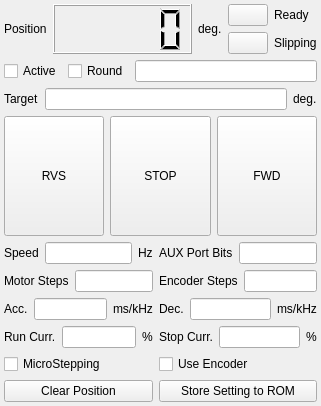
This is modules/motor/core/motorform.ui in northriv/KAME as Qt 5 draws it before an edit. The edited form follows.
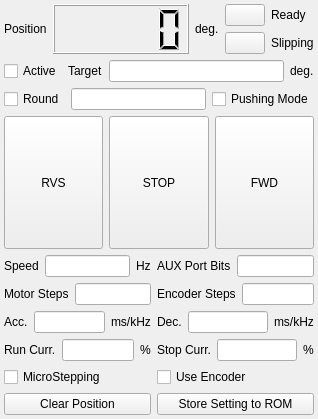
This is the edited form.

The edit to the form file:
```diff
--- a/modules/motor/core/motorform.ui
+++ b/modules/motor/core/motorform.ui
@@ -6,8 +6,8 @@
    <rect>
     <x>0</x>
     <y>0</y>
-    <width>321</width>
-    <height>406</height>
+    <width>318</width>
+    <height>419</height>
    </rect>
   </property>
   <property name="windowTitle">
@@ -28,8 +28,6 @@
      <number>4</number>
     </property>
     <item row="0" column="0" colspan="2">
-     <layout class="QVBoxLayout" name="verticalLayout_4">
-      <item>
        <layout class="QHBoxLayout" name="horizontalLayout_5">
         <item>
          <layout class="QHBoxLayout" name="horizontalLayout">
@@ -143,8 +141,8 @@
         </item>
        </layout>
       </item>
-      <item>
-       <layout class="QHBoxLayout" name="horizontalLayout_8">
+    <item row="1" column="0" colspan="2">
+     <layout class="QHBoxLayout" name="horizontalLayout_9">
         <item>
          <widget class="QCheckBox" name="m_ckbActive">
           <property name="sizePolicy">
@@ -159,28 +157,6 @@
          </widget>
         </item>
         <item>
-         <layout class="QHBoxLayout" name="horizontalLayout_7">
-          <item>
-           <widget class="QCheckBox" name="m_ckbRound">
-            <property name="sizePolicy">
-             <sizepolicy hsizetype="Fixed" vsizetype="Fixed">
-              <horstretch>0</horstretch>
-              <verstretch>0</verstretch>
-             </sizepolicy>
-            </property>
-            <property name="text">
-             <string>Round</string>
-            </property>
-           </widget>
-          </item>
-          <item>
-           <widget class="QLineEdit" name="m_edRoundBy"/>
-          </item>
-         </layout>
-        </item>
-       </layout>
-      </item>
-      <item>
        <layout class="QHBoxLayout" name="horizontalLayout_2">
         <item>
          <widget class="QLabel" name="textLabel2_6">
@@ -219,7 +195,46 @@
         </item>
        </layout>
       </item>
+     </layout>
+    </item>
+    <item row="2" column="0" colspan="2">
+     <layout class="QHBoxLayout" name="horizontalLayout_8">
       <item>
+       <layout class="QHBoxLayout" name="horizontalLayout_7">
+        <item>
+         <widget class="QCheckBox" name="m_ckbRound">
+          <property name="sizePolicy">
+           <sizepolicy hsizetype="Fixed" vsizetype="Fixed">
+            <horstretch>0</horstretch>
+            <verstretch>0</verstretch>
+           </sizepolicy>
+          </property>
+          <property name="text">
+           <string>Round</string>
+          </property>
+         </widget>
+        </item>
+        <item>
+         <widget class="QLineEdit" name="m_edRoundBy"/>
+        </item>
+       </layout>
+      </item>
+      <item>
+       <widget class="QCheckBox" name="m_ckbPushing">
+        <property name="sizePolicy">
+         <sizepolicy hsizetype="Fixed" vsizetype="Fixed">
+          <horstretch>0</horstretch>
+          <verstretch>0</verstretch>
+         </sizepolicy>
+        </property>
+        <property name="text">
+         <string>Pushing Mode</string>
+        </property>
+       </widget>
+      </item>
+     </layout>
+    </item>
+    <item row="3" column="0" colspan="2">
        <layout class="QHBoxLayout" name="horizontalLayout_6">
         <item>
          <widget class="QPushButton" name="m_btnRVS">
@@ -255,6 +270,12 @@
             <verstretch>0</verstretch>
            </sizepolicy>
           </property>
+        <property name="minimumSize">
+         <size>
+          <width>0</width>
+          <height>40</height>
+         </size>
+        </property>
           <property name="text">
            <string>FWD</string>
           </property>
@@ -262,9 +283,7 @@
         </item>
        </layout>
       </item>
-     </layout>
-    </item>
-    <item row="1" column="0">
+    <item row="4" column="0">
      <layout class="QVBoxLayout" name="verticalLayout_3">
       <item>
        <layout class="QHBoxLayout">
@@ -428,7 +447,7 @@
       </item>
      </layout>
     </item>
-    <item row="1" column="1">
+    <item row="4" column="1">
      <layout class="QVBoxLayout" name="verticalLayout_2">
       <item>
        <layout class="QHBoxLayout" name="_7">
```
Lines whose indentation alone changed are shown as unchanged.
